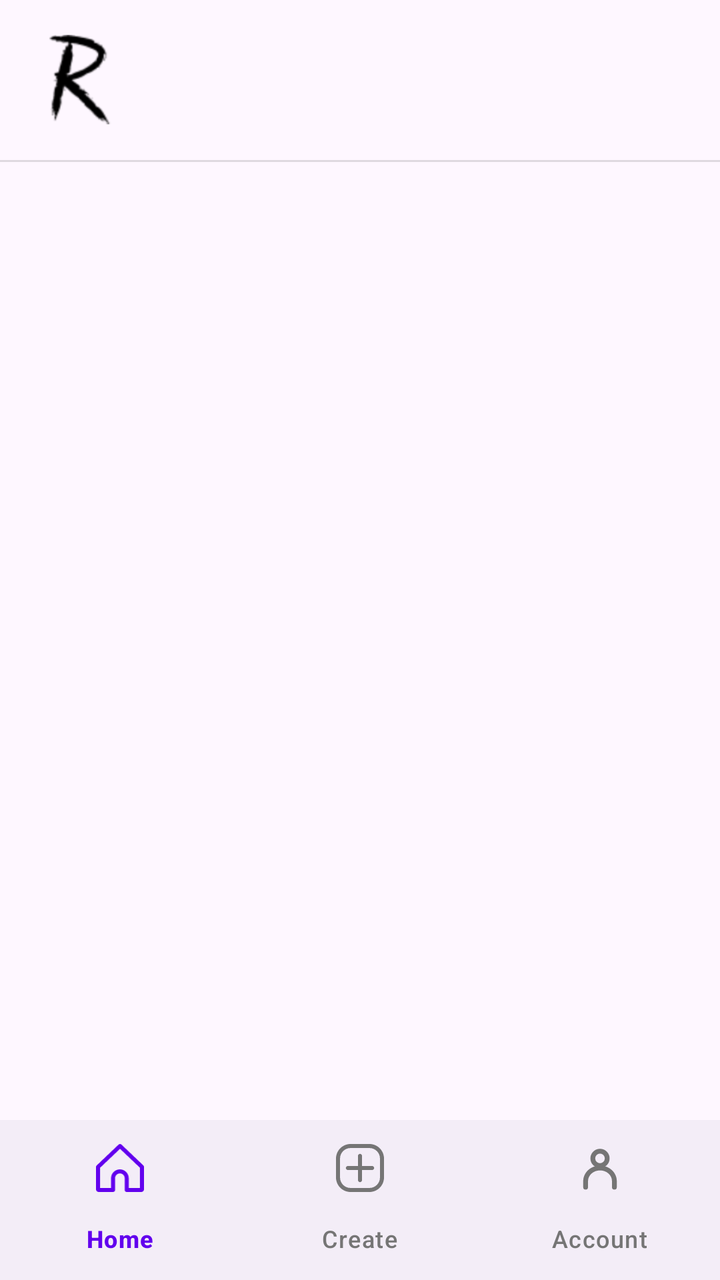
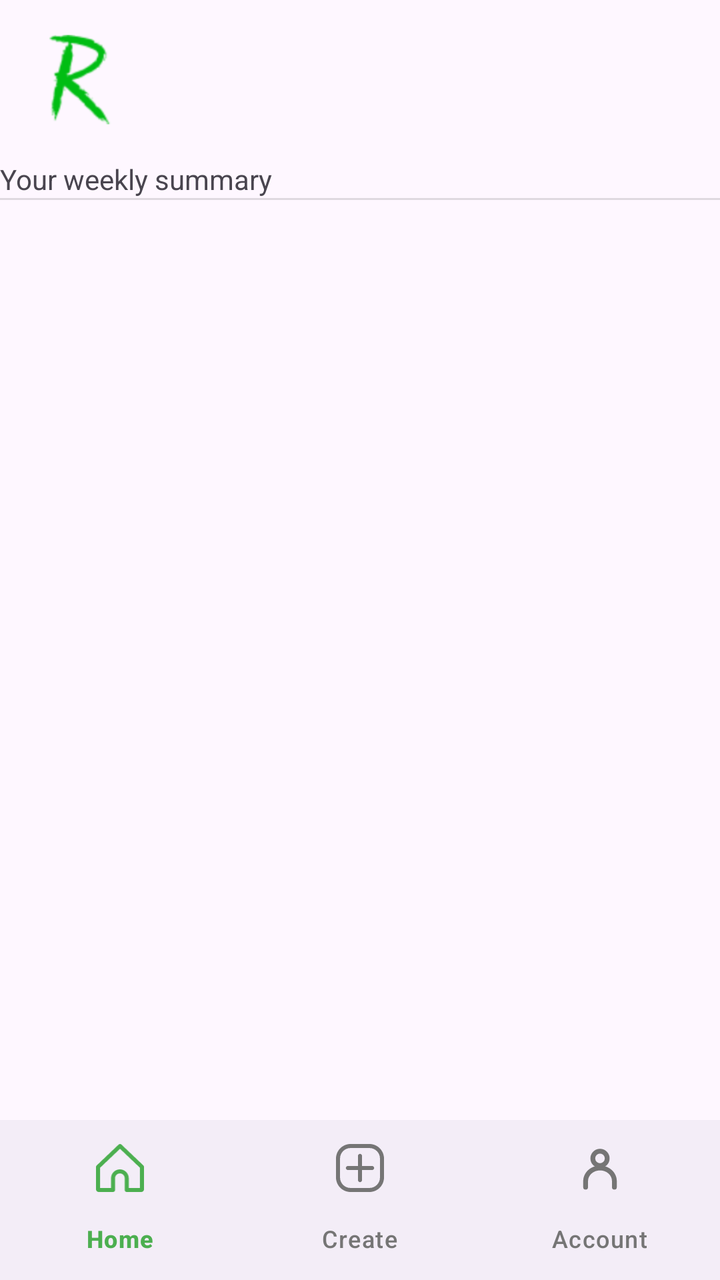

The first picture is an Android layout as it rendered before a commit; the second is the same layout after the commit. The layout source and the unified diff follow.
<!-- AndroidManifest.xml: activity theme Theme.Rhena -->
<!-- res/layout/activity_main.xml -->
<?xml version="1.0" encoding="utf-8"?>
<LinearLayout xmlns:android="http://schemas.android.com/apk/res/android"
    xmlns:app="http://schemas.android.com/apk/res-auto"
    xmlns:tools="http://schemas.android.com/tools"
    android:id="@+id/main"
    android:layout_width="match_parent"
    android:layout_height="match_parent"
    android:orientation="vertical"
    tools:context=".MainActivity">

    
    <LinearLayout
        android:layout_width="match_parent"
        android:layout_height="wrap_content"
        android:gravity="center_vertical"
        android:orientation="horizontal"
        android:padding="16dp">

        <ImageView
            android:id="@+id/imageView"
            android:layout_width="48dp"
            android:layout_height="48dp"
            app:srcCompat="@drawable/rhena_logo" />

    </LinearLayout>

    <View
        android:id="@+id/divider"
        android:layout_width="match_parent"
        android:layout_height="1dp"
        android:background="?android:attr/listDivider" />

    

    <ScrollView
        android:id="@+id/scrollView"
        android:layout_width="match_parent"
        android:layout_height="524dp"
        android:layout_weight="1">

        <LinearLayout
            android:id="@+id/drinkHistoryContainer"
            android:layout_width="match_parent"
            android:layout_height="wrap_content"
            android:orientation="vertical">

        </LinearLayout>
    </ScrollView>

    
    <com.google.android.material.bottomnavigation.BottomNavigationView
        android:id="@+id/bottomNavigation"
        android:layout_width="match_parent"
        android:layout_height="wrap_content"
        app:itemIconTint="@color/nav_item_color"
        app:itemTextColor="@color/nav_item_color"
        app:menu="@menu/bottom_nav_menu" />

</LinearLayout>
<!-- resources referenced by this layout -->
<resources>
  <!-- drawable rhena_logo: png bitmap (drawable, 5562 bytes) -->
  <style name="Theme.Rhena" parent="Base.Theme.Rhena" />
  <style name="Base.Theme.Rhena" parent="Theme.Material3.DayNight.NoActionBar">
          
          
      </style>
</resources>

<!-- the commit's change to res/layout/activity_main.xml (unified diff, before → after) -->
@@ -20,17 +20,43 @@
             android:id="@+id/imageView"
             android:layout_width="48dp"
             android:layout_height="48dp"
-            app:srcCompat="@drawable/rhena_logo" />
+            app:srcCompat="@drawable/rhena_logo_green" />
 
     </LinearLayout>
+
+    
+
+    <LinearLayout
+        android:layout_width="match_parent"
+        android:layout_height="wrap_content"
+        android:orientation="vertical">
+
+        <TextView
+            android:id="@+id/textView"
+            android:layout_width="wrap_content"
+            android:layout_height="wrap_content"
+            android:layout_weight="1"
+            android:text="Your weekly summary" />
+    </LinearLayout>
+
+    <ScrollView
+        android:layout_width="match_parent"
+        android:layout_height="wrap_content">
+
+        <LinearLayout
+            android:id="@+id/weekConsumptionContainer"
+            android:layout_width="match_parent"
+            android:layout_height="wrap_content"
+            android:orientation="horizontal" >
+
+        </LinearLayout>
+    </ScrollView>
 
     <View
         android:id="@+id/divider"
         android:layout_width="match_parent"
         android:layout_height="1dp"
         android:background="?android:attr/listDivider" />
-
-    
 
     <ScrollView
         android:id="@+id/scrollView"
@@ -52,8 +78,8 @@
         android:id="@+id/bottomNavigation"
         android:layout_width="match_parent"
         android:layout_height="wrap_content"
-        app:itemIconTint="@color/nav_item_color"
-        app:itemTextColor="@color/nav_item_color"
+        app:itemIconTint="@color/nav_item_green"
+        app:itemTextColor="@color/nav_item_green"
         app:menu="@menu/bottom_nav_menu" />
 
 </LinearLayout>
<!-- resource entries referenced after the edit -->
@@ -1,6 +1,6 @@
 <!-- resources referenced by this layout -->
 <resources>
-  <!-- drawable rhena_logo: png bitmap (drawable, 5562 bytes) -->
+  <!-- drawable rhena_logo_green: png bitmap (drawable, 5562 bytes) -->
   <style name="Theme.Rhena" parent="Base.Theme.Rhena" />
   <style name="Base.Theme.Rhena" parent="Theme.Material3.DayNight.NoActionBar">
           
